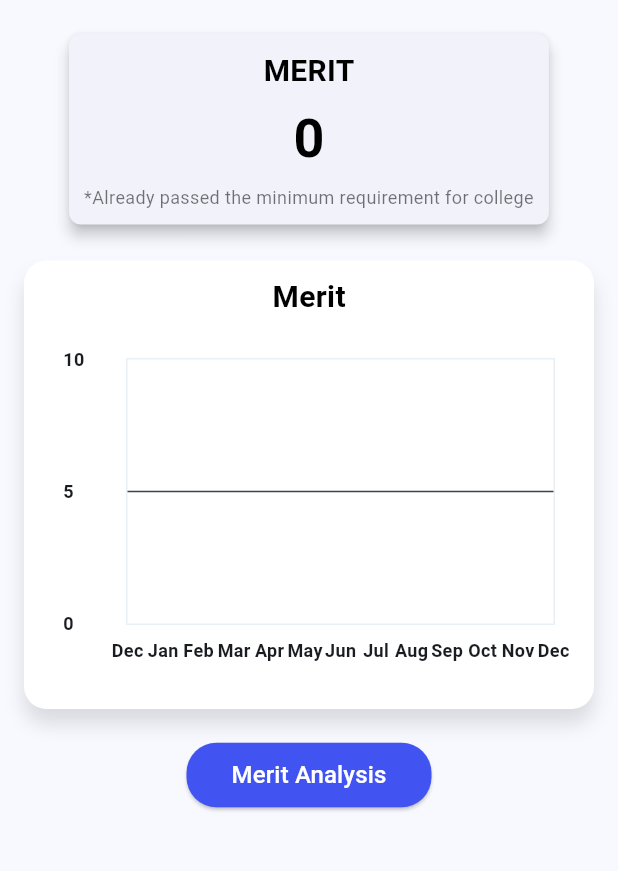
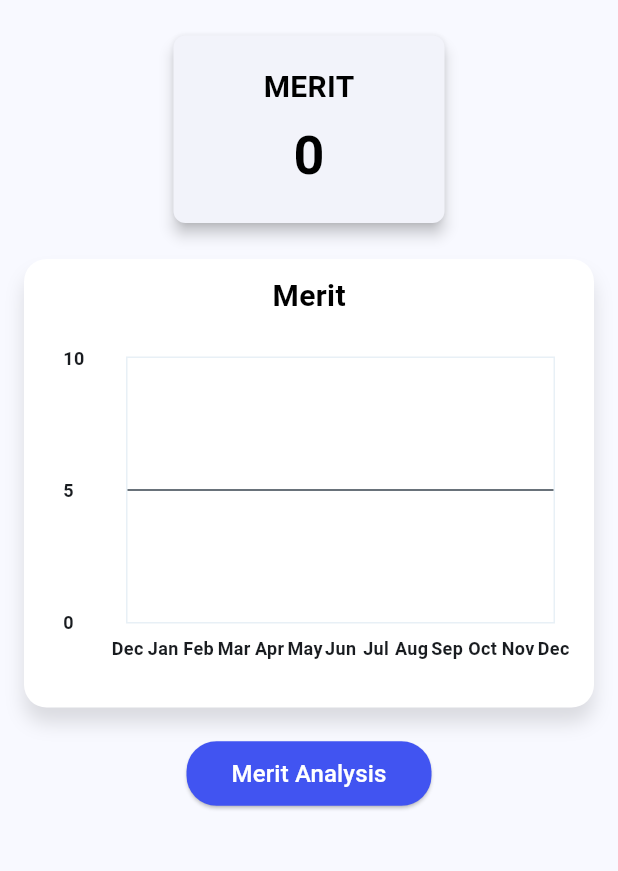
Before and after one commit to ahzamadani/activmeritapp, a Flutter app: the HomePageContent widget shown alone on an empty page, opened directly, on a phone screen of 412 x 824 dp, the part 248-1119 px from its top. Run offline on Flutter 3.47's test engine with Material 3 defaults, Android fonts, the light colour scheme and no system bars; drawn by our look-alikes of fl_chart; our stand-ins replace cloud_firestore, firebase_auth, firebase_core, get, pretty_qr_code; missing offline and left inert: flutter_barcode_scanner; accounts and stored records are empty.

Commit message:
fixed the card and remove text on merit card

```diff
--- a/lib/HomePage.dart
+++ b/lib/HomePage.dart
@@ -252,7 +252,8 @@
                 borderRadius: BorderRadius.circular(8),
               ),
               child: Padding(
-                padding: const EdgeInsets.all(10),
+                padding: const EdgeInsets.symmetric(
+                    horizontal: 60.0, vertical: 20.0),
                 child: Column(
                   children: [
                     Text(
@@ -271,15 +272,6 @@
                         fontWeight: FontWeight.bold,
                         color: Colors.black,
                       ),
-                    ),
-                    SizedBox(height: 5),
-                    Text(
-                      '*Already passed the minimum requirement for college',
-                      style: TextStyle(
-                        fontSize: 12,
-                        color: Colors.black54,
-                      ),
-                      textAlign: TextAlign.center,
                     ),
                   ],
                 ),
```
